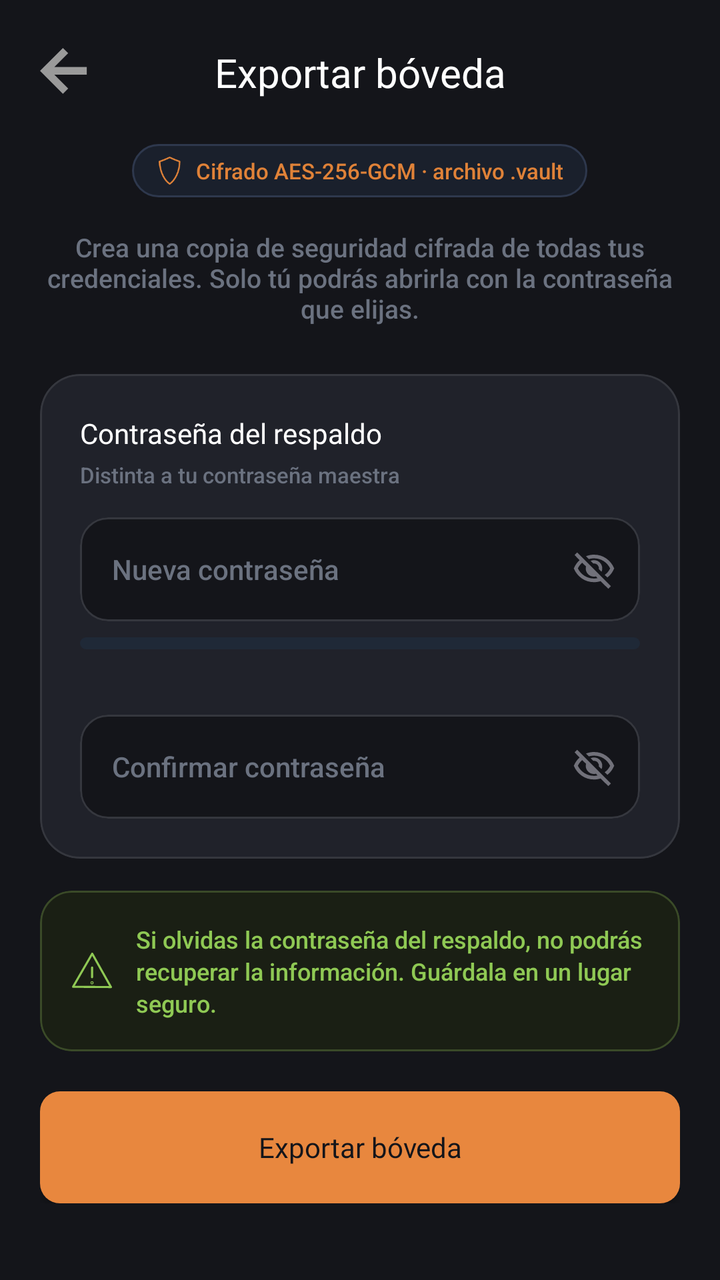
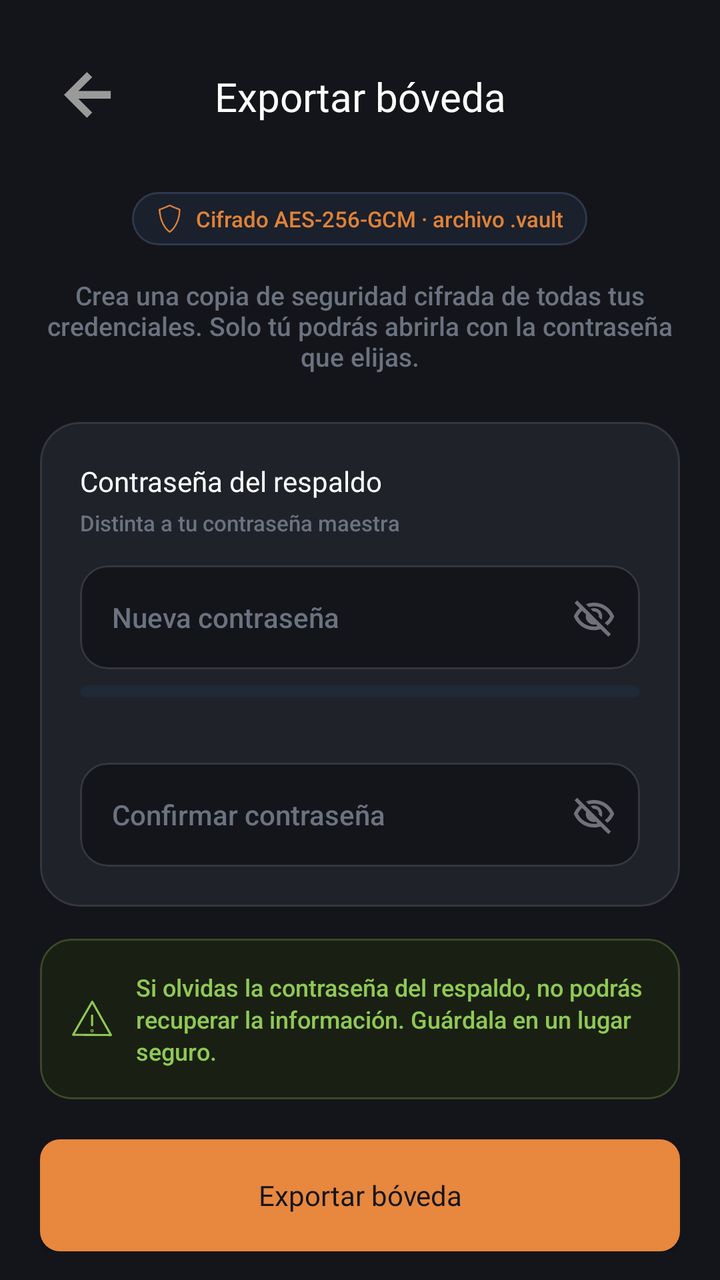

Two renders of the same Android screen: before a commit and after it. Below are the layout's source before the change and the commit's diff.
<!-- AndroidManifest.xml: application theme Theme.MyApplication -->
<!-- res/layout/activity_export_vault.xml -->
<?xml version="1.0" encoding="utf-8"?>
<androidx.constraintlayout.widget.ConstraintLayout xmlns:android="http://schemas.android.com/apk/res/android"
    xmlns:app="http://schemas.android.com/apk/res-auto"
    android:id="@+id/main"
    android:layout_width="match_parent"
    android:layout_height="match_parent"
    android:background="@color/bg_main">

    
    <ImageView
        android:id="@+id/btnBack"
        android:layout_width="24dp"
        android:layout_height="24dp"
        android:layout_marginStart="20dp"
        android:layout_marginTop="24dp"
        android:contentDescription="Volver"
        android:src="@drawable/flecha"
        app:layout_constraintStart_toStartOf="parent"
        app:layout_constraintTop_toTopOf="parent" />

    <TextView
        android:id="@+id/tvTitle"
        android:layout_width="wrap_content"
        android:layout_height="wrap_content"
        android:fontFamily="@font/inter_bold"
        android:text="Exportar bóveda"
        android:textColor="@color/text_primary"
        android:textSize="20sp"
        app:layout_constraintBottom_toBottomOf="@id/btnBack"
        app:layout_constraintEnd_toEndOf="parent"
        app:layout_constraintStart_toStartOf="parent"
        app:layout_constraintTop_toTopOf="@id/btnBack" />

    
    <ScrollView
        android:layout_width="0dp"
        android:layout_height="0dp"
        android:layout_marginTop="16dp"
        android:clipToPadding="false"
        android:paddingHorizontal="20dp"
        android:paddingBottom="40dp"
        android:scrollbars="none"
        app:layout_constraintBottom_toBottomOf="parent"
        app:layout_constraintEnd_toEndOf="parent"
        app:layout_constraintStart_toStartOf="parent"
        app:layout_constraintTop_toBottomOf="@id/btnBack">

        <LinearLayout
            android:layout_width="match_parent"
            android:layout_height="wrap_content"
            android:orientation="vertical">

            
            <LinearLayout
                android:layout_width="wrap_content"
                android:layout_height="wrap_content"
                android:layout_gravity="center_horizontal"
                android:layout_marginTop="8dp"
                android:background="@drawable/bg_badge_rounded"
                android:gravity="center_vertical"
                android:orientation="horizontal"
                android:paddingHorizontal="12dp"
                android:paddingVertical="6dp">

                <ImageView
                    android:layout_width="14dp"
                    android:layout_height="14dp"
                    android:contentDescription="Cifrado"
                    android:src="@drawable/ic_settings_shield"
                    app:tint="@color/orange_primary" />

                <TextView
                    android:layout_width="wrap_content"
                    android:layout_height="wrap_content"
                    android:layout_marginStart="6dp"
                    android:fontFamily="sans-serif-medium"
                    android:text="Cifrado AES-256-GCM · archivo .vault"
                    android:textColor="@color/orange_primary"
                    android:textSize="11sp" />
            </LinearLayout>

            
            <TextView
                android:layout_width="match_parent"
                android:layout_height="wrap_content"
                android:layout_marginTop="16dp"
                android:fontFamily="sans-serif-medium"
                android:gravity="center"
                android:text="Crea una copia de seguridad cifrada de todas tus credenciales. Solo tú podrás abrirla con la contraseña que elijas."
                android:textColor="@color/text_muted"
                android:textSize="13sp" />

            
            <com.google.android.material.card.MaterialCardView
                android:layout_width="match_parent"
                android:layout_height="wrap_content"
                android:layout_marginTop="24dp"
                app:cardBackgroundColor="@color/bg_dark_card"
                app:cardCornerRadius="20dp"
                app:cardElevation="0dp"
                app:strokeColor="@color/border_color"
                app:strokeWidth="1dp">

                <LinearLayout
                    android:layout_width="match_parent"
                    android:layout_height="wrap_content"
                    android:orientation="vertical"
                    android:padding="20dp">

                    <TextView
                        android:layout_width="wrap_content"
                        android:layout_height="wrap_content"
                        android:fontFamily="@font/inter_bold"
                        android:text="Contraseña del respaldo"
                        android:textColor="@color/text_primary"
                        android:textSize="14sp" />

                    <TextView
                        android:layout_width="wrap_content"
                        android:layout_height="wrap_content"
                        android:layout_marginTop="4dp"
                        android:fontFamily="sans-serif-medium"
                        android:text="Distinta a tu contraseña maestra"
                        android:textColor="@color/text_muted"
                        android:textSize="11sp" />

                    
                    <com.google.android.material.card.MaterialCardView
                        android:layout_width="match_parent"
                        android:layout_height="52dp"
                        android:layout_marginTop="14dp"
                        app:cardBackgroundColor="@color/bg_main"
                        app:cardCornerRadius="14dp"
                        app:cardElevation="0dp"
                        app:strokeColor="@color/border_color"
                        app:strokeWidth="1dp">

                        <LinearLayout
                            android:layout_width="match_parent"
                            android:layout_height="match_parent"
                            android:gravity="center_vertical"
                            android:orientation="horizontal"
                            android:paddingStart="16dp"
                            android:paddingEnd="12dp">

                            <EditText
                                android:id="@+id/etBackupPassword"
                                android:layout_width="0dp"
                                android:layout_height="match_parent"
                                android:layout_weight="1"
                                android:background="@null"
                                android:fontFamily="sans-serif-medium"
                                android:hint="Nueva contraseña"
                                android:inputType="textPassword"
                                android:maxLines="1"
                                android:textColor="@color/text_primary"
                                android:textColorHint="@color/text_muted"
                                android:textSize="14sp" />

                            <ImageView
                                android:id="@+id/ivToggleBackup"
                                android:layout_width="22dp"
                                android:layout_height="22dp"
                                android:contentDescription="Ver"
                                android:src="@drawable/ojo_cerrado" />
                        </LinearLayout>
                    </com.google.android.material.card.MaterialCardView>

                    
                    <LinearLayout
                        android:layout_width="match_parent"
                        android:layout_height="6dp"
                        android:layout_marginTop="8dp"
                        android:background="@drawable/bg_strength_bar_container"
                        android:orientation="horizontal">

                        <View
                            android:id="@+id/viewStrengthFill"
                            android:layout_width="0dp"
                            android:layout_height="match_parent"
                            android:layout_weight="0"
                            android:background="@drawable/bg_strength_bar_thin" />

                        <View
                            android:layout_width="0dp"
                            android:layout_height="match_parent"
                            android:layout_weight="10" />
                    </LinearLayout>

                    <TextView
                        android:id="@+id/tvStrengthLabel"
                        android:layout_width="wrap_content"
                        android:layout_height="wrap_content"
                        android:layout_marginTop="4dp"
                        android:fontFamily="sans-serif-medium"
                        android:text=""
                        android:textColor="@color/text_muted"
                        android:textSize="11sp" />

                    
                    <com.google.android.material.card.MaterialCardView
                        android:layout_width="match_parent"
                        android:layout_height="52dp"
                        android:layout_marginTop="14dp"
                        app:cardBackgroundColor="@color/bg_main"
                        app:cardCornerRadius="14dp"
                        app:cardElevation="0dp"
                        app:strokeColor="@color/border_color"
                        app:strokeWidth="1dp">

                        <LinearLayout
                            android:layout_width="match_parent"
                            android:layout_height="match_parent"
                            android:gravity="center_vertical"
                            android:orientation="horizontal"
                            android:paddingStart="16dp"
                            android:paddingEnd="12dp">

                            <EditText
                                android:id="@+id/etBackupConfirm"
                                android:layout_width="0dp"
                                android:layout_height="match_parent"
                                android:layout_weight="1"
                                android:background="@null"
                                android:fontFamily="sans-serif-medium"
                                android:hint="Confirmar contraseña"
                                android:inputType="textPassword"
                                android:maxLines="1"
                                android:textColor="@color/text_primary"
                                android:textColorHint="@color/text_muted"
                                android:textSize="14sp" />

                            <ImageView
                                android:id="@+id/ivToggleConfirm"
                                android:layout_width="22dp"
                                android:layout_height="22dp"
                                android:contentDescription="Ver"
                                android:src="@drawable/ojo_cerrado" />
                        </LinearLayout>
                    </com.google.android.material.card.MaterialCardView>

                    
                    <TextView
                        android:id="@+id/tvPasswordError"
                        android:layout_width="match_parent"
                        android:layout_height="wrap_content"
                        android:layout_marginTop="6dp"
                        android:fontFamily="sans-serif-medium"
                        android:text="Las contraseñas no coinciden."
                        android:textColor="#EF4444"
                        android:textSize="11sp"
                        android:visibility="gone" />

                </LinearLayout>
            </com.google.android.material.card.MaterialCardView>

            
            <com.google.android.material.card.MaterialCardView
                android:layout_width="match_parent"
                android:layout_height="wrap_content"
                android:layout_marginTop="16dp"
                app:cardBackgroundColor="#1A1F14"
                app:cardCornerRadius="16dp"
                app:cardElevation="0dp"
                app:strokeColor="#3A4A28"
                app:strokeWidth="1dp">

                <LinearLayout
                    android:layout_width="match_parent"
                    android:layout_height="wrap_content"
                    android:gravity="center_vertical"
                    android:orientation="horizontal"
                    android:padding="16dp">

                    <ImageView
                        android:layout_width="20dp"
                        android:layout_height="20dp"
                        android:contentDescription="Advertencia"
                        android:src="@drawable/adver"
                        app:tint="#8FC954" />

                    <TextView
                        android:layout_width="0dp"
                        android:layout_height="wrap_content"
                        android:layout_marginStart="12dp"
                        android:layout_weight="1"
                        android:fontFamily="sans-serif-medium"
                        android:lineSpacingExtra="2dp"
                        android:text="Si olvidas la contraseña del respaldo, no podrás recuperar la información. Guárdala en un lugar seguro."
                        android:textColor="#8FC954"
                        android:textSize="12sp" />
                </LinearLayout>
            </com.google.android.material.card.MaterialCardView>

            
            <ProgressBar
                android:id="@+id/progressExport"
                android:layout_width="wrap_content"
                android:layout_height="wrap_content"
                android:layout_gravity="center_horizontal"
                android:layout_marginTop="20dp"
                android:indeterminateTint="@color/orange_primary"
                android:visibility="gone" />

            
            <androidx.appcompat.widget.AppCompatButton
                android:id="@+id/btnExport"
                android:layout_width="match_parent"
                android:layout_height="56dp"
                android:layout_marginTop="20dp"
                android:background="@drawable/bg_primary_button"
                android:fontFamily="@font/inter_bold"
                android:text="Exportar bóveda"
                android:textAllCaps="false"
                android:textColor="@color/bg_main"
                android:textSize="14sp"
                app:backgroundTint="@null" />

        </LinearLayout>
    </ScrollView>

</androidx.constraintlayout.widget.ConstraintLayout>
<!-- resources referenced by this layout -->
<resources>
  <color name="bg_dark_card">#20222A</color>
  <color name="bg_main">#14151A</color>
  <color name="border_color">#35373E</color>
  <color name="orange_primary">#E08238</color>
  <color name="text_muted">#6B7280</color>
  <color name="text_primary">#FFFFFF</color>
  <!-- drawable bg_badge_rounded (drawable) -->
  <?xml version="1.0" encoding="utf-8"?>
  <shape xmlns:android="http://schemas.android.com/apk/res/android">
      <solid android:color="#1A202C" />
      <corners android:radius="20dp" />
      <stroke android:width="1dp" android:color="#2E384D" />
  </shape>
  <!-- drawable bg_primary_button (drawable) -->
  <?xml version="1.0" encoding="utf-8"?>
  <shape xmlns:android="http://schemas.android.com/apk/res/android"
      android:shape="rectangle">
      <corners android:radius="10dp" />
      <solid android:color="#E8873E" />
  </shape>
  <!-- drawable bg_strength_bar_container (drawable) -->
  <?xml version="1.0" encoding="utf-8"?>
  <shape xmlns:android="http://schemas.android.com/apk/res/android"
      android:shape="rectangle">
      <solid android:color="#1F2937" /> 
      <corners android:radius="3dp" />
  </shape>
  <!-- drawable bg_strength_bar_thin (drawable) -->
  <?xml version="1.0" encoding="utf-8"?>
  <shape xmlns:android="http://schemas.android.com/apk/res/android"
      android:shape="rectangle">
  
      
      <size android:height="5dp" />
  
      <solid android:color="#8FC954" />
      <corners android:radius="2dp" />
  </shape>
  <!-- drawable flecha (drawable) -->
  <vector xmlns:android="http://schemas.android.com/apk/res/android"
      android:width="15dp"
      android:height="15dp"
      android:viewportWidth="15"
      android:viewportHeight="15">
    <path
        android:pathData="M7.159,14.318L0,7.159L7.159,-0L8.807,1.633L4.482,5.959H14.616V8.359H4.482L8.807,12.677L7.159,14.318Z"
        android:fillColor="#9A9A9A"/>
  </vector>
  <!-- drawable ic_settings_shield (drawable) -->
  <vector xmlns:android="http://schemas.android.com/apk/res/android"
      android:width="26dp"
      android:height="33dp"
      android:viewportWidth="26"
      android:viewportHeight="33">
    <path
        android:pathData="M12.633,0.9C16.9,2.9 20.811,4.5 24.367,5.7C24.367,18.9 17.967,28.5 12.633,32.1C7.3,28.5 0.9,18.9 0.9,5.7C4.455,4.5 8.367,2.9 12.633,0.9Z"
        android:strokeLineJoin="round"
        android:strokeWidth="1.8"
        android:fillColor="#00000000"
        android:strokeColor="#C97D3E"
        android:strokeLineCap="round"/>
  </vector>
  <!-- drawable ojo_cerrado (drawable) -->
  <vector xmlns:android="http://schemas.android.com/apk/res/android"
      android:width="24dp"
      android:height="24dp"
      android:viewportWidth="960"
      android:viewportHeight="960">
    <path
        android:pathData="m644,532 l-58,-58q9,-47 -27,-88t-93,-32l-58,-58q17,-8 34.5,-12t37.5,-4q75,0 127.5,52.5T660,460q0,20 -4,37.5T644,532ZM772,658 L714,602q38,-29 67.5,-63.5T832,460q-50,-101 -143.5,-160.5T480,240q-29,0 -57,4t-55,12l-62,-62q41,-17 84,-25.5t90,-8.5q151,0 269,83.5T920,460q-23,59 -60.5,109.5T772,658ZM792,904L624,738q-35,11 -70.5,16.5T480,760q-151,0 -269,-83.5T40,460q21,-53 53,-98.5t73,-81.5L56,168l56,-56 736,736 -56,56ZM222,336q-29,26 -53,57t-41,67q50,101 143.5,160.5T480,680q20,0 39,-2.5t39,-5.5l-36,-38q-11,3 -21,4.5t-21,1.5q-75,0 -127.5,-52.5T300,460q0,-11 1.5,-21t4.5,-21l-84,-82ZM541,429ZM390,504Z"
        android:fillColor="#71717A"/>
  </vector>
  <style name="Theme.MyApplication" parent="Base.Theme.MyApplication" />
  <style name="Base.Theme.MyApplication" parent="Theme.Material3.DayNight.NoActionBar">
          <item name="android:windowBackground">#000000</item>
      </style>
  <!-- unchanged entries left out for length: 1 -->
</resources>

<!-- the commit's change to res/layout/activity_export_vault.xml (unified diff, before → after) -->
@@ -9,8 +9,9 @@
     
     <ImageView
         android:id="@+id/btnBack"
-        android:layout_width="24dp"
-        android:layout_height="24dp"
+        android:layout_width="48dp"
+        android:layout_height="48dp"
+        android:padding="12dp"
         android:layout_marginStart="20dp"
         android:layout_marginTop="24dp"
         android:contentDescription="Volver"
@@ -20,7 +21,9 @@
 
     <TextView
         android:id="@+id/tvTitle"
-        android:layout_width="wrap_content"
+        android:layout_width="0dp"
+        android:gravity="center"
+        android:layout_marginEnd="68dp"
         android:layout_height="wrap_content"
         android:fontFamily="@font/inter_bold"
         android:text="Exportar bóveda"
@@ -28,7 +31,7 @@
         android:textSize="20sp"
         app:layout_constraintBottom_toBottomOf="@id/btnBack"
         app:layout_constraintEnd_toEndOf="parent"
-        app:layout_constraintStart_toStartOf="parent"
+        app:layout_constraintStart_toEndOf="@id/btnBack"
         app:layout_constraintTop_toTopOf="@id/btnBack" />
 
     
